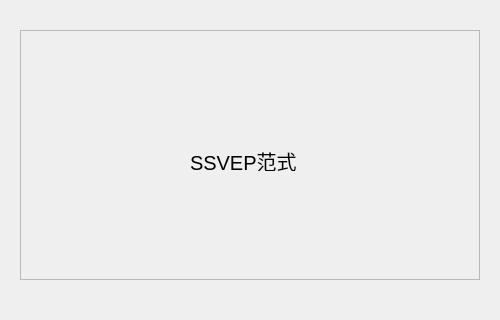
Qt form metabci/braingui/Ui_Form/Navigator/Paradigm_Form.ui (TBC-TJU/MetaBCI) before a commit; both pictures show x 470 to 970 and y 0 to 320 of the 970 by 720 pixel window.
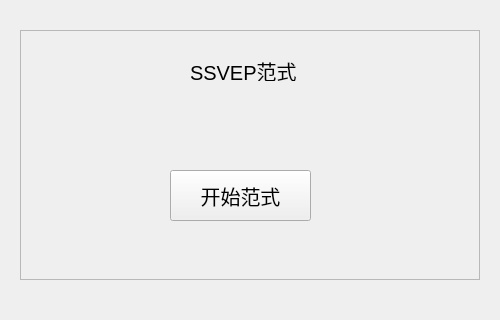
The same form after that commit.

Diff of the .ui file:
```diff
--- a/metabci/braingui/Ui_Form/Navigator/Paradigm_Form.ui
+++ b/metabci/braingui/Ui_Form/Navigator/Paradigm_Form.ui
@@ -313,7 +313,7 @@
     <property name="geometry">
      <rect>
       <x>170</x>
-      <y>120</y>
+      <y>30</y>
       <width>111</width>
       <height>21</height>
      </rect>
@@ -327,6 +327,24 @@
      <string>SSVEP范式</string>
     </property>
    </widget>
+   <widget class="QPushButton" name="pushButton_SSvep_start">
+    <property name="geometry">
+     <rect>
+      <x>150</x>
+      <y>140</y>
+      <width>141</width>
+      <height>51</height>
+     </rect>
+    </property>
+    <property name="font">
+     <font>
+      <pointsize>15</pointsize>
+     </font>
+    </property>
+    <property name="text">
+     <string>开始范式</string>
+    </property>
+   </widget>
   </widget>
   <widget class="QFrame" name="MI_Frame">
    <property name="geometry">
```
Left out of the diff: 75 changed lines with no effect on the pictures.
